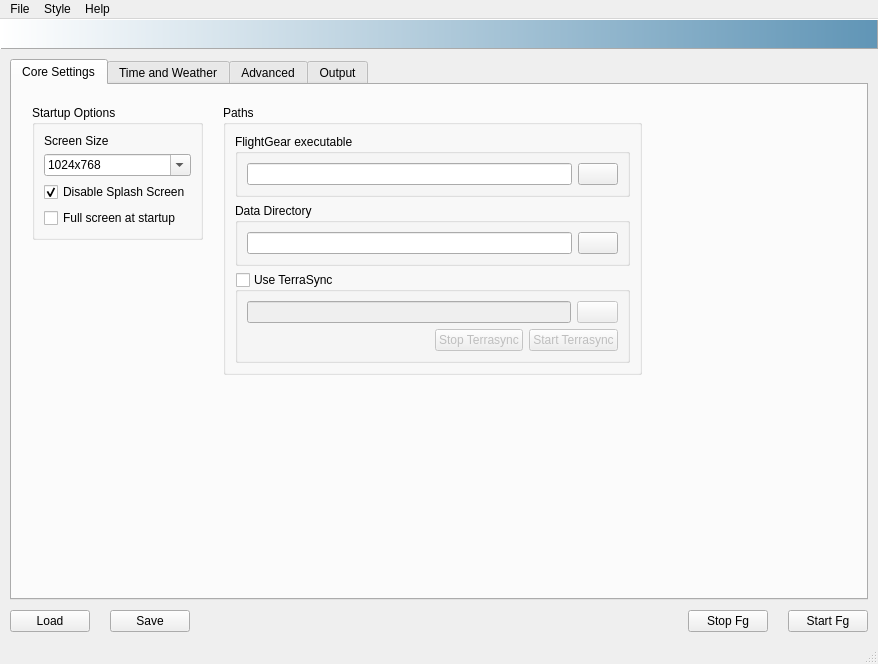
First picture: the form in src/fgx.ui, repository fgx/fgx, before the edit.
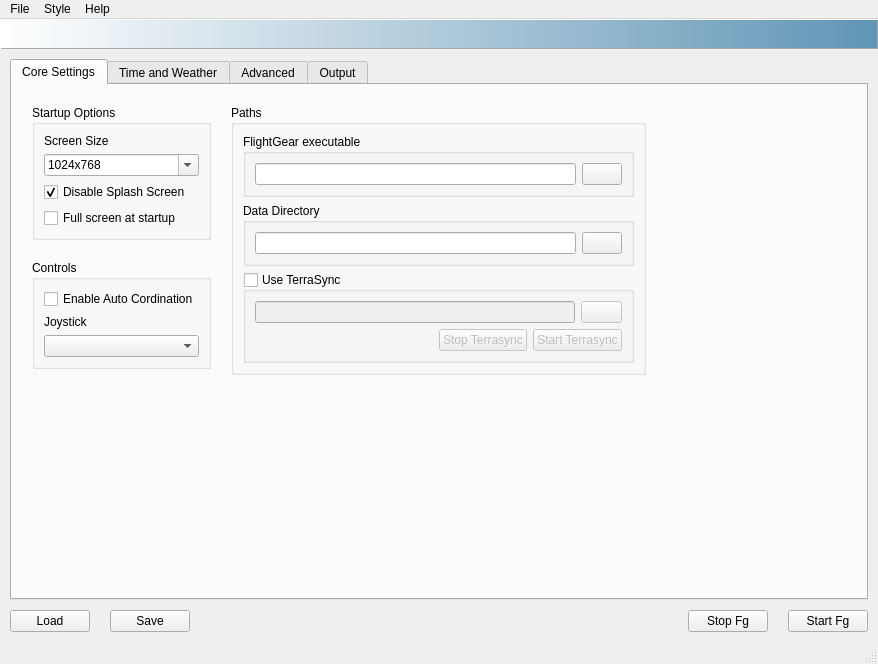
Second picture: the form after the edit. The open tabs and pages were chosen to show the change. Icons and pictures are not drawn.

The edit to the form file:
```diff
--- a/src/fgx.ui
+++ b/src/fgx.ui
@@ -102,15 +102,32 @@
               <property name="title">
                <string>Startup Options</string>
               </property>
-              <layout class="QVBoxLayout" name="verticalLayout_11">
-               <item>
+              <layout class="QGridLayout" name="gridLayout_3">
+               <item row="0" column="0">
                 <widget class="QLabel" name="label">
                  <property name="text">
                   <string>Screen Size</string>
                  </property>
                 </widget>
                </item>
-               <item>
+               <item row="3" column="0">
+                <widget class="QCheckBox" name="checkboxDisableSplash">
+                 <property name="text">
+                  <string>Disable Splash Screen</string>
+                 </property>
+                 <property name="checked">
+                  <bool>true</bool>
+                 </property>
+                </widget>
+               </item>
+               <item row="4" column="0">
+                <widget class="QCheckBox" name="checkboxFullScreen">
+                 <property name="text">
+                  <string>Full screen at startup</string>
+                 </property>
+                </widget>
+               </item>
+               <item row="1" column="0">
                 <widget class="QComboBox" name="comboScreenSize">
                  <property name="editable">
                   <bool>true</bool>
@@ -143,23 +160,32 @@
                  </item>
                 </widget>
                </item>
+              </layout>
+             </widget>
+            </item>
+            <item>
+             <widget class="QGroupBox" name="groupBox_8">
+              <property name="title">
+               <string>Controls</string>
+              </property>
+              <layout class="QVBoxLayout" name="verticalLayout_12">
                <item>
-                <widget class="QCheckBox" name="checkboxDisableSplash">
+                <widget class="QCheckBox" name="checkBoxEnableAutoCordination">
                  <property name="text">
-                  <string>Disable Splash Screen</string>
+                  <string>Enable Auto Cordination</string>
                  </property>
-                 <property name="checked">
-                  <bool>true</bool>
-                 </property>
                 </widget>
                </item>
                <item>
-                <widget class="QCheckBox" name="checkboxFullScreen">
+                <widget class="QLabel" name="label_2">
                  <property name="text">
-                  <string>Full screen at startup</string>
+                  <string>Joystick</string>
                  </property>
                 </widget>
                </item>
+               <item>
+                <widget class="QComboBox" name="comboJoystick"/>
+               </item>
               </layout>
              </widget>
             </item>
@@ -171,7 +197,7 @@
               <property name="sizeHint" stdset="0">
                <size>
                 <width>20</width>
-                <height>101</height>
+                <height>40</height>
                </size>
               </property>
              </spacer>
```
Left out of the diff: 40 changed lines with no effect on the pictures.
